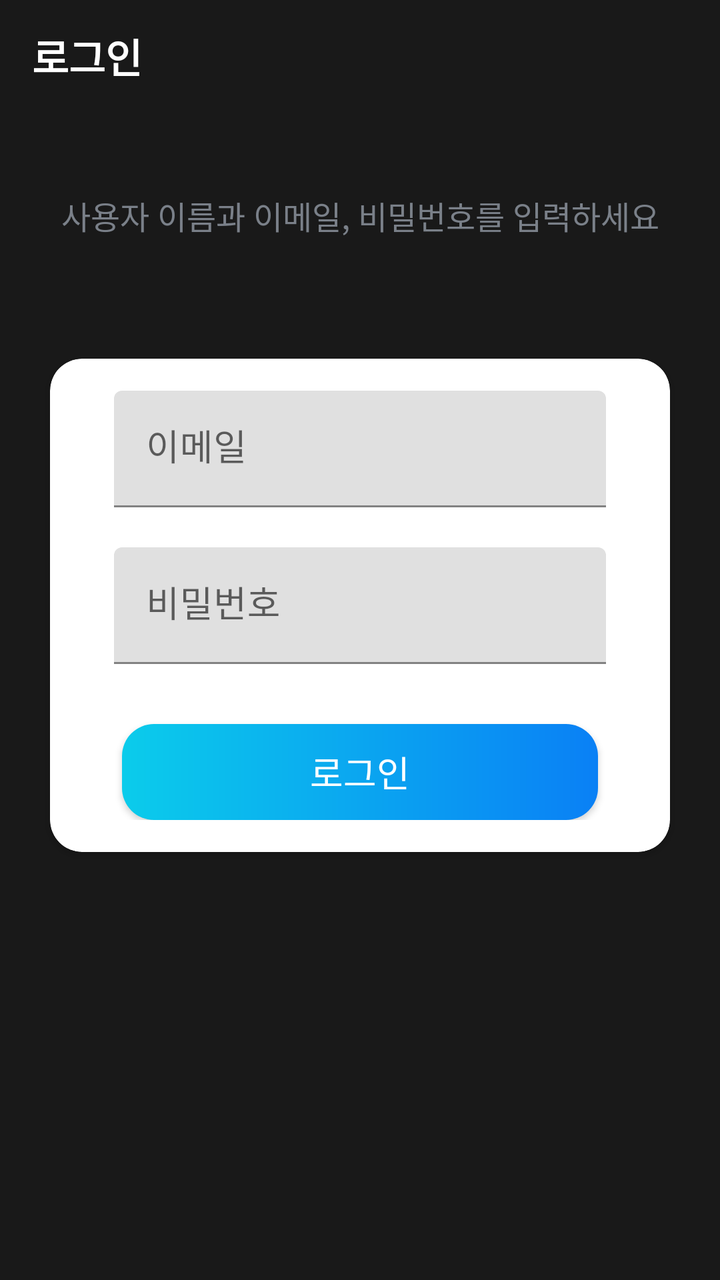
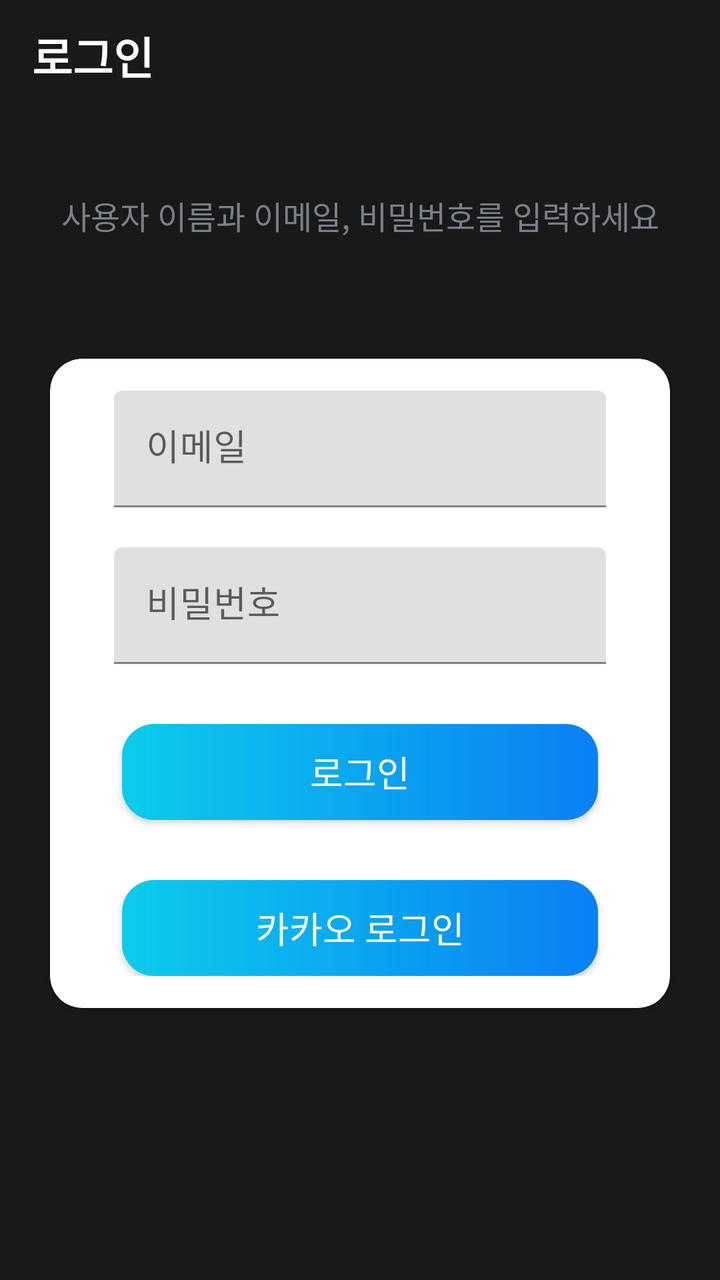

Screens rendered from an Android XML layout before and after an edit, with the pre-edit source and the edit as a unified diff.
<!-- AndroidManifest.xml: activity theme AppTheme.NoActionBar -->
<!-- res/layout/activity_sign_in.xml -->
<?xml version="1.0" encoding="utf-8"?>
<layout xmlns:android="http://schemas.android.com/apk/res/android"
    xmlns:app="http://schemas.android.com/apk/res-auto"
    xmlns:tools="http://schemas.android.com/tools">

    <data>

    </data>

    <LinearLayout
        android:layout_width="match_parent"
        android:layout_height="match_parent"
        android:background="@color/default_background"
        android:orientation="vertical"
        tools:context=".ui.login.SignInActivity">

        <androidx.appcompat.widget.Toolbar
            android:id="@+id/toolbar_sign_in"
            android:layout_width="match_parent"
            android:elevation="@dimen/toolbar_elevation"
            android:layout_height="?attr/actionBarSize">

            <TextView
                android:id="@+id/tv_sign_in_title"
                android:layout_width="match_parent"
                android:layout_height="match_parent"
                android:gravity="center_vertical"
                android:text="@string/sign_in"
                style="@style/CustomToolbarTitle"
                android:textColor="@color/white" />

        </androidx.appcompat.widget.Toolbar>

        <LinearLayout
            android:layout_width="match_parent"
            android:layout_height="match_parent"
            android:layout_gravity="center"
            android:layout_marginTop="@dimen/authentication_screen_content_marginTop"
            android:orientation="vertical">

            <TextView
                android:layout_width="match_parent"
                android:layout_height="wrap_content"
                android:gravity="center"
                android:text="@string/sign_in_description_text"
                android:textColor="@color/secondary_text_color"
                android:textSize="@dimen/authentication_description_text_size" />

            <androidx.cardview.widget.CardView
                android:layout_width="match_parent"
                android:layout_height="wrap_content"
                android:layout_marginStart="@dimen/authentication_screen_marginStartEnd"
                android:layout_marginTop="@dimen/authentication_screen_marginTop"
                android:layout_marginEnd="@dimen/authentication_screen_marginStartEnd"
                android:elevation="@dimen/card_view_elevation"
                app:cardCornerRadius="@dimen/card_view_corner_radius">

                <LinearLayout
                    android:layout_width="match_parent"
                    android:layout_height="wrap_content"
                    android:orientation="vertical"
                    android:padding="@dimen/card_view_layout_content_padding">

                    <com.google.android.material.textfield.TextInputLayout
                        android:layout_width="match_parent"
                        android:layout_height="wrap_content"
                        android:layout_marginStart="@dimen/authentication_screen_til_marginStartEnd"
                        android:layout_marginEnd="@dimen/authentication_screen_til_marginStartEnd">

                        <androidx.appcompat.widget.AppCompatEditText
                            android:id="@+id/et_sign_in_email"
                            android:layout_width="match_parent"
                            android:layout_height="wrap_content"
                            android:hint="@string/email"
                            android:inputType="textEmailAddress"
                            android:textSize="@dimen/et_text_size" />
                    </com.google.android.material.textfield.TextInputLayout>

                    <com.google.android.material.textfield.TextInputLayout
                        android:layout_width="match_parent"
                        android:layout_height="wrap_content"
                        android:layout_marginStart="@dimen/authentication_screen_til_marginStartEnd"
                        android:layout_marginTop="@dimen/authentication_screen_til_marginTop"
                        android:layout_marginEnd="@dimen/authentication_screen_til_marginStartEnd">

                        <androidx.appcompat.widget.AppCompatEditText
                            android:id="@+id/et_sign_in_password"
                            android:layout_width="match_parent"
                            android:layout_height="wrap_content"
                            android:hint="@string/password"
                            android:inputType="textPassword"
                            android:textSize="@dimen/et_text_size" />
                    </com.google.android.material.textfield.TextInputLayout>

                    <Button
                        android:id="@+id/btn_sign_in"
                        android:layout_width="match_parent"
                        android:layout_height="wrap_content"
                        android:layout_gravity="center"
                        android:layout_marginStart="@dimen/btn_marginStartEnd"
                        android:layout_marginTop="@dimen/sign_up_screen_btn_marginTop"
                        android:layout_marginEnd="@dimen/btn_marginStartEnd"
                        android:background="@drawable/bg_btn_round_blue"
                        android:foreground="?attr/selectableItemBackground"
                        android:gravity="center"
                        android:paddingTop="@dimen/btn_paddingTopBottom"
                        android:paddingBottom="@dimen/btn_paddingTopBottom"
                        android:text="@string/sign_in"
                        android:textColor="@android:color/white"
                        android:textSize="@dimen/btn_text_size" />
                </LinearLayout>
            </androidx.cardview.widget.CardView>
        </LinearLayout>
    </LinearLayout>
</layout>
<!-- resources referenced by this layout -->
<resources>
  <color name="default_background">#191919</color>
  <color name="secondary_text_color">#7A8089</color>
  <color name="white">#FFFFFFFF</color>
  <dimen name="authentication_description_text_size">16sp</dimen>
  <dimen name="authentication_screen_content_marginTop">40dp</dimen>
  <dimen name="authentication_screen_marginStartEnd">25dp</dimen>
  <dimen name="authentication_screen_marginTop">60dp</dimen>
  <dimen name="authentication_screen_til_marginStartEnd">16dp</dimen>
  <dimen name="authentication_screen_til_marginTop">20dp</dimen>
  <dimen name="btn_marginStartEnd">20dp</dimen>
  <dimen name="btn_paddingTopBottom">8dp</dimen>
  <dimen name="btn_text_size">18sp</dimen>
  <dimen name="card_view_corner_radius">16dp</dimen>
  <dimen name="card_view_elevation">10dp</dimen>
  <dimen name="card_view_layout_content_padding">16dp</dimen>
  <dimen name="et_text_size">18sp</dimen>
  <dimen name="sign_up_screen_btn_marginTop">30dp</dimen>
  <dimen name="toolbar_elevation">0dp</dimen>
  <!-- drawable bg_btn_round_blue (drawable) -->
  <?xml version="1.0" encoding="utf-8"?>
  <shape xmlns:android="http://schemas.android.com/apk/res/android"
      android:shape="rectangle">
  
      <gradient
          android:angle="360"
          android:endColor="#0A80F5"
          android:startColor="#0BCCEB"
          android:type="linear" />
  
      <corners android:radius="16dp" />
  </shape>
  <string name="email">이메일</string>
  <string name="password">비밀번호</string>
  <string name="sign_in">로그인</string>
  <string name="sign_in_description_text">사용자 이름과 이메일, 비밀번호를 입력하세요</string>
  <style name="CustomToolbarTitle" parent="TextAppearance.Widget.AppCompat.Toolbar.Title">
          <item name="android:textStyle">bold</item>
      </style>
  <style name="AppTheme.NoActionBar">
          <item name="windowActionBar">false</item>
          <item name="windowNoTitle">true</item>
          <item name="android:statusBarColor">@color/default_background</item>
          <item name="android:navigationBarColor">@color/default_background</item>
      </style>
</resources>

<!-- the commit's change to res/layout/activity_sign_in.xml (unified diff, before → after) -->
@@ -108,6 +108,24 @@
                         android:text="@string/sign_in"
                         android:textColor="@android:color/white"
                         android:textSize="@dimen/btn_text_size" />
+
+                    <Button
+                        android:id="@+id/btn_sign_in_kakao"
+                        android:layout_width="match_parent"
+                        android:layout_height="wrap_content"
+                        android:layout_gravity="center"
+                        android:layout_marginStart="@dimen/btn_marginStartEnd"
+                        android:layout_marginTop="@dimen/sign_up_screen_btn_marginTop"
+                        android:layout_marginEnd="@dimen/btn_marginStartEnd"
+                        android:background="@drawable/bg_btn_round_blue"
+                        android:foreground="?attr/selectableItemBackground"
+                        android:gravity="center"
+                        android:paddingTop="@dimen/btn_paddingTopBottom"
+                        android:paddingBottom="@dimen/btn_paddingTopBottom"
+                        android:text="카카오 로그인"
+                        android:textColor="@android:color/white"
+                        android:textSize="@dimen/btn_text_size" />
+
                 </LinearLayout>
             </androidx.cardview.widget.CardView>
         </LinearLayout>
<!-- resource entries referenced after the edit -->
@@ -37,6 +37,7 @@
   <string name="sign_in_description_text">사용자 이름과 이메일, 비밀번호를 입력하세요</string>
   <style name="CustomToolbarTitle" parent="TextAppearance.Widget.AppCompat.Toolbar.Title">
           <item name="android:textStyle">bold</item>
+          <item name="android:textSize">22sp</item>
       </style>
   <style name="AppTheme.NoActionBar">
           <item name="windowActionBar">false</item>
